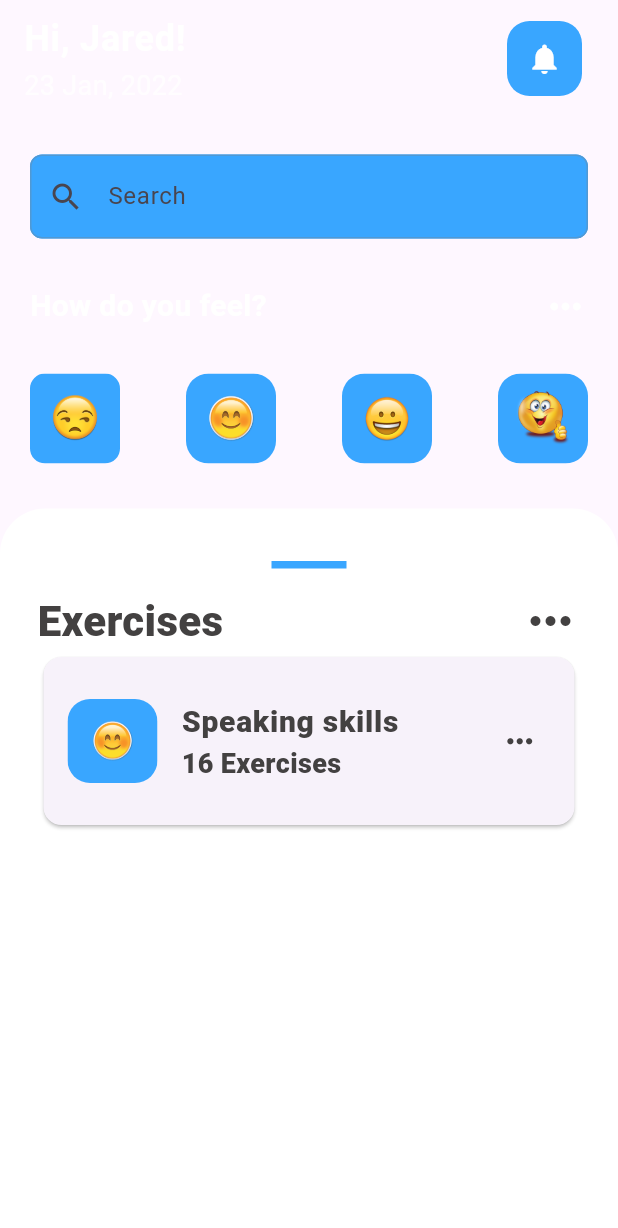
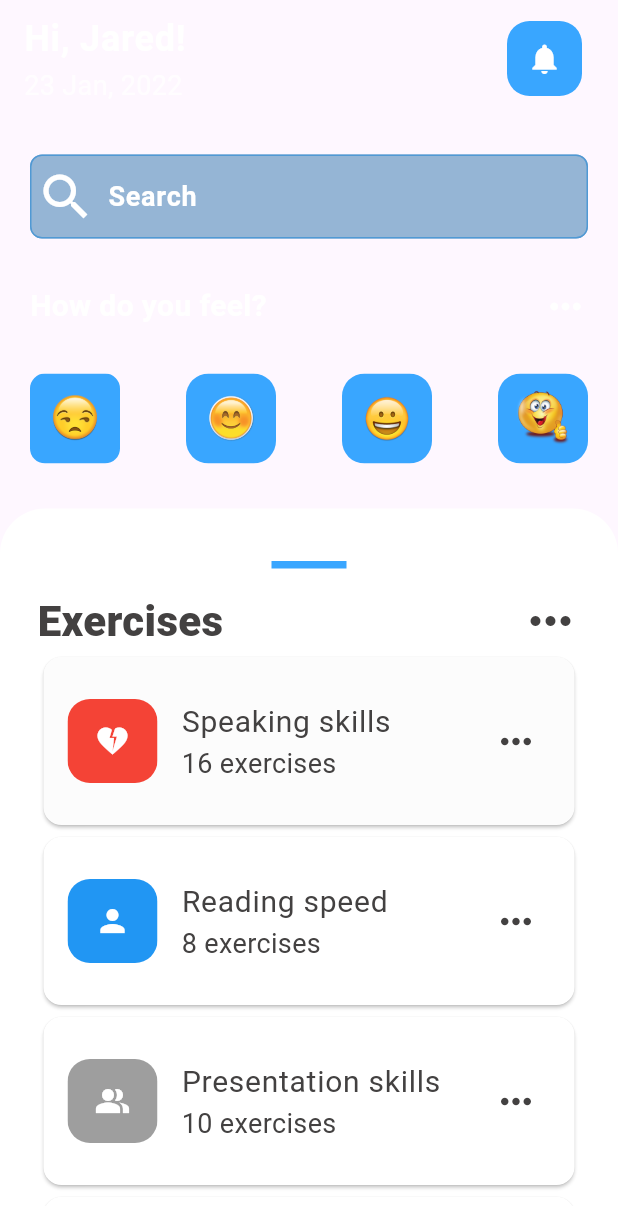
Before and after one commit to Lizdev-05/on_boarding, a Flutter app: the LoginPage widget shown alone on an empty page, opened directly, on a phone screen of 412 x 824 dp. Shown: the top 1228 px of the screen. Run offline on Flutter 3.47's test engine with Material 3 defaults, Android fonts, the phone set to English and light mode, and no system bars; our stand-ins replace google_fonts; network calls fail.

Commit message:
Complete onboarding

```diff
--- /dev/null
+++ b/lib/authentication/authentication_app.dart
@@ -0,0 +1,27 @@
+import 'package:flutter/material.dart';
+import 'package:on_bord/authentication/login_page.dart';
+
+class AuthenticationApp extends StatelessWidget {
+  const AuthenticationApp({super.key});
+
+  @override
+  Widget build(BuildContext context) {
+    return MaterialApp(
+      debugShowCheckedModeBanner: false,
+      home: Scaffold(
+        backgroundColor: Color.fromARGB(255, 33, 109, 171),
+        // bottomNavigationBar: BottomNavigationBar(
+        //   // Use BottomNavigationBar here
+        //   items: const <BottomNavigationBarItem>[
+        //     BottomNavigationBarItem(icon: Icon(Icons.home), label: "Home"),
+        //     BottomNavigationBarItem(icon: Icon(Icons.home), label: "Home"),
+        //     BottomNavigationBarItem(icon: Icon(Icons.home), label: "Home"),
+        //   ],
+        // ),
+        body: const SafeArea(child: LoginPage()),
+      ),
+    );
+
+    // return const LoginPage();
+  }
+}
--- a/lib/authentication/login_app.dart
+++ /dev/null
@@ -1,25 +0,0 @@
-import 'package:flutter/material.dart';
-import 'package:on_bord/authentication/login_page.dart';
-
-class LoginApp extends StatelessWidget {
-  const LoginApp({super.key});
-
-  @override
-  Widget build(BuildContext context) {
-    return MaterialApp(
-      debugShowCheckedModeBanner: false,
-      home: Scaffold(
-        backgroundColor: const Color.fromARGB(255, 8, 120, 212),
-        bottomNavigationBar: BottomNavigationBar(
-          // Use BottomNavigationBar here
-          items: const <BottomNavigationBarItem>[
-            BottomNavigationBarItem(icon: Icon(Icons.home), label: "Home"),
-            BottomNavigationBarItem(icon: Icon(Icons.home), label: "Home"),
-            BottomNavigationBarItem(icon: Icon(Icons.home), label: "Home"),
-          ],
-        ),
-        body: const SafeArea(child: LoginPage()),
-      ),
-    );
-  }
-}
--- a/lib/authentication/login_page.dart
+++ b/lib/authentication/login_page.dart
@@ -8,7 +8,82 @@ class LoginPage extends StatefulWidget {
   State<LoginPage> createState() => _LoginPageState();
 }
 
+class FeedItem {
+  final String title;
+  final String subtitle;
+  final IconData icons;
+  final Color? color;
+  final Color? iconsColor;
+
+  FeedItem({
+    required this.title,
+    required this.subtitle,
+    required this.icons,
+    required this.color,
+    required this.iconsColor,
+  });
+}
+
 class _LoginPageState extends State<LoginPage> {
+  List<FeedItem> feedItems = [
+    FeedItem(
+      title: "Speaking skills",
+      subtitle: "16 exercises",
+      icons: Icons.heart_broken,
+      iconsColor: Colors.red,
+      color: Color.fromARGB(255, 252, 252, 252),
+    ),
+    FeedItem(
+      title: "Reading speed",
+      subtitle: "8 exercises",
+      icons: Icons.person,
+      iconsColor: Colors.blue,
+      color: Colors.white,
+    ),
+    FeedItem(
+      title: "Presentation skills",
+      subtitle: "10 exercises",
+      icons: Icons.people_alt,
+      iconsColor: Colors.grey,
+      color: Colors.white,
+    ),
+    FeedItem(
+      title: "Coding skills",
+      subtitle: "12 coding challenged",
+      icons: Icons.laptop,
+      iconsColor: Color.fromARGB(255, 50, 78, 27),
+      color: Colors.white,
+    ),
+    FeedItem(
+      title: "Speaking skills",
+      subtitle: "16 exercises",
+      icons: Icons.heart_broken,
+      iconsColor: Colors.red,
+      color: Colors.white,
+    ),
+    FeedItem(
+      title: "Reading speed",
+      subtitle: "8 exercises",
+      icons: Icons.person,
+      iconsColor: Colors.blue,
+      color: Colors.white,
+    ),
+    FeedItem(
+      title: "Presentation skills",
+      subtitle: "10 exercises",
+      icons: Icons.people_alt,
+      iconsColor: Colors.grey,
+      color: Colors.white,
+    ),
+    FeedItem(
+      title: "Coding skills",
+      subtitle: "12 coding challenged",
+      icons: Icons.laptop,
+      iconsColor: Color.fromARGB(255, 50, 78, 27),
+      color: Colors.white,
+    ),
+  ];
+
   @override
   Widget build(BuildContext context) {
     return Column(
@@ -47,9 +122,17 @@ class _LoginPageState extends State<LoginPage> {
           child: TextField(
             decoration: InputDecoration(
               filled: true,
-              fillColor: Color.fromARGB(255, 57, 166, 255),
-              prefixIcon: Icon(Icons.search),
+              fillColor: Color.fromARGB(137, 59, 124, 177),
+              prefixIcon: Icon(
+                Icons.search,
+                color: Colors.white,
+                size: 40,
+              ),
               labelText: "Search",
+              labelStyle: TextStyle(
+                  color: Colors.white,
+                  fontSize: 18,
+                  fontWeight: FontWeight.bold),
               enabledBorder: OutlineInputBorder(
                 borderSide: BorderSide(
                   color: Color.fromARGB(255, 80, 153, 212),
@@ -65,7 +148,7 @@ class _LoginPageState extends State<LoginPage> {
           height: 30,
         ),
         Padding(
-          padding: EdgeInsets.symmetric(horizontal: 20),
+          padding: const EdgeInsets.symmetric(horizontal: 20),
           child: Row(
             mainAxisAlignment: MainAxisAlignment.spaceBetween,
             children: [
@@ -89,14 +172,14 @@ class _LoginPageState extends State<LoginPage> {
           height: 30,
         ),
         Padding(
-          padding: EdgeInsets.symmetric(horizontal: 20),
+          padding: const EdgeInsets.symmetric(horizontal: 20),
           child: Row(
             mainAxisAlignment: MainAxisAlignment.spaceBetween,
             children: [
               ClipRRect(
                 borderRadius: BorderRadius.circular(10),
                 child: Container(
-                  padding: EdgeInsets.all(14),
+                  padding: const EdgeInsets.all(14),
                   height: 60,
                   width: 60,
                   color: const Color.fromARGB(255, 57, 166, 255),
@@ -108,7 +191,7 @@ class _LoginPageState extends State<LoginPage> {
               ClipRRect(
                 borderRadius: BorderRadius.circular(15),
                 child: Container(
-                  padding: EdgeInsets.all(14),
+                  padding: const EdgeInsets.all(14),
                   height: 60,
                   width: 60,
                   color: const Color.fromARGB(255, 57, 166, 255),
@@ -118,7 +201,7 @@ class _LoginPageState extends State<LoginPage> {
               ClipRRect(
                 borderRadius: BorderRadius.circular(15),
                 child: Container(
-                  padding: EdgeInsets.all(3),
+                  padding: const EdgeInsets.all(3),
                   height: 60,
                   width: 60,
                   color: const Color.fromARGB(255, 57, 166, 255),
@@ -128,7 +211,7 @@ class _LoginPageState extends State<LoginPage> {
               ClipRRect(
                 borderRadius: BorderRadius.circular(15),
                 child: Container(
-                  padding: EdgeInsets.all(8),
+                  padding: const EdgeInsets.all(8),
                   height: 60,
                   width: 60,
                   color: const Color.fromARGB(255, 57, 166, 255),
@@ -154,7 +237,7 @@ class _LoginPageState extends State<LoginPage> {
             child: Column(
               children: [
                 Container(
-                    margin: EdgeInsets.symmetric(vertical: 15),
+                  margin: const EdgeInsets.symmetric(vertical: 15),
                   height: 5,
                   width: 50,
                   color: const Color.fromARGB(255, 57, 166, 255),
@@ -165,7 +248,7 @@ class _LoginPageState extends State<LoginPage> {
                     Text(
                       "Exercises",
                       style: GoogleFonts.roboto(
-                            color: Color.fromARGB(255, 67, 65, 65),
+                          color: const Color.fromARGB(255, 67, 65, 65),
                           fontSize: 28,
                           fontWeight: FontWeight.w800),
                     ),
@@ -177,48 +260,113 @@ class _LoginPageState extends State<LoginPage> {
                     ),
                   ],
                 ),
-                  Card(
+
+                // Expanded(
+                //   child: Container(
+                //     color: Colors.black,
+                //     height: 300,
+                //     child: ListView.builder(
+                //       itemCount: feedItems.length,
+                //       itemBuilder: (context, index) {
+                //         FeedItem item = feedItems[index];
+                //         Card(
+                //           color: Colors.white,
+                //           child: Padding(
+                //             padding: const EdgeInsets.symmetric(vertical: 20),
+                //             child: ListTile(
+                // leading: ClipRRect(
+                //   borderRadius: BorderRadius.circular(15),
+                //   child: Container(
+                //     padding: const EdgeInsets.all(14),
+                //     height: 80,
+                //     width: 60,
+                //     color:
+                //         const Color.fromARGB(255, 57, 166, 255),
+                //     child: Image.asset("images/fine.png"),
+                //   ),
+                // ),
+                //               title: Text(
+                //                 item.title,
+                //                 style: GoogleFonts.roboto(
+                //                     color:
+                //                         const Color.fromARGB(255, 67, 65, 65),
+                //                     fontSize: 20,
+                //                     fontWeight: FontWeight.w800),
+                //               ),
+                //               subtitle: Text(
+                //                 item.subtitle,
+                //                 style: GoogleFonts.roboto(
+                //                     color:
+                //                         const Color.fromARGB(255, 67, 65, 65),
+                //                     fontSize: 18,
+                //                     fontWeight: FontWeight.w800),
+                //               ),
+                //               trailing: const Icon(
+                //                 Icons.more_horiz_outlined,
+                //                 color: Color.fromARGB(255, 67, 65, 65),
+                //                 size: 25,
+                //               ),
+                //             ),
+                //           ),
+                //         );
+                //       },
+                //     ),
+                //   ),
+                // )
+
+                Expanded(
+                  child: ListView.builder(
+                    itemCount: feedItems.length,
+                    // physics: const NeverScrollableScrollPhysics(),
+                    // shrinkWrap: true,
+                    itemBuilder: (BuildContext context, int position) {
+                      FeedItem item = feedItems[position];
+                      return Card(
+                        color: item.color ?? Colors.white,
                         child: Padding(
                           padding: const EdgeInsets.symmetric(vertical: 20),
                           child: ListTile(
                             leading: ClipRRect(
                               borderRadius: BorderRadius.circular(15),
                               child: Container(
-                            padding: EdgeInsets.all(14),
+                                padding: const EdgeInsets.all(14),
                                 height: 80,
                                 width: 60,
-                            color: const Color.fromARGB(255, 57, 166, 255),
-                            child: Image.asset("images/fine.png"),
+                                color: item.iconsColor,
+                                child: Icon(
+                                  item.icons,
+                                  color: Colors.white,
+                                ),
                               ),
                             ),
                             title: Text(
-                          "Speaking skills",
+                              item.title,
                               style: GoogleFonts.roboto(
                                 color: Color.fromARGB(255, 67, 65, 65),
                                 fontSize: 20,
-                              fontWeight: FontWeight.w800),
+                              ),
                             ),
                             subtitle: Text(
-                          "16 Exercises",
+                              item.subtitle,
                               style: GoogleFonts.roboto(
                                   color: Color.fromARGB(255, 67, 65, 65),
-                              fontSize: 18,
-                              fontWeight: FontWeight.w800),
+                                  fontSize: 18),
                             ),
                             trailing: const Icon(
-                          Icons.more_horiz_outlined,
+                              Icons.more_horiz,
                               color: Color.fromARGB(255, 67, 65, 65),
-                          size: 25,
-                          weight: 800,
+                              size: 30,
                             ),
                           ),
+                        ),
+                      );
+                    },
                   ),
                 )
               ],
             ),
           ),
-          ),
-        )
+        )),
       ],
     );
   }
--- a/lib/music_home_page.dart
+++ b/lib/music_home_page.dart
@@ -1,7 +1,8 @@
 import 'package:flutter/material.dart';
+import 'package:on_bord/authentication/authentication_app.dart';
 import 'package:on_bord/habit_list_app.dart';
 import 'package:on_bord/music_app.dart';
-import 'package:on_bord/my_app.dart';
+
 import 'package:on_bord/tidy_me_app.dart';
 
 class MusicHomePage extends StatefulWidget {
@@ -18,22 +19,23 @@ class _MusicHomePageState extends State<MusicHomePage> {
     const MusicApp(),
     const TidyMeApp(),
     const HabitListApp(),
-    const MyApp()
+    const AuthenticationApp(),
   ];
   @override
   Widget build(BuildContext context) {
     return MaterialApp(
+      debugShowCheckedModeBanner: false,
       home: Scaffold(
         backgroundColor: Colors.black,
         bottomNavigationBar: BottomNavigationBar(
           items: const [
             BottomNavigationBarItem(icon: Icon(Icons.home), label: "Home"),
             BottomNavigationBarItem(
-                icon: Icon(Icons.card_travel), label: "Payment"),
+                icon: Icon(Icons.card_travel), label: "TidyMe"),
             BottomNavigationBarItem(
-                icon: Icon(Icons.notifications), label: "Notification"),
+                icon: Icon(Icons.notifications), label: "Habit"),
             BottomNavigationBarItem(
-                icon: Icon(Icons.settings), label: "Settings"),
+                icon: Icon(Icons.settings), label: "OnBoard"),
           ],
           type: BottomNavigationBarType.fixed,
           selectedItemColor: Color.fromARGB(255, 16, 135, 233),
@@ -44,20 +46,20 @@ class _MusicHomePageState extends State<MusicHomePage> {
             });
           },
         ),
-        appBar: AppBar(
-          leadingWidth: 150,
-          backgroundColor: Colors.black,
-          leading: const Padding(
-            padding: EdgeInsets.symmetric(horizontal: 16),
-            child: Text(
-              "Tracks",
-              style: TextStyle(
-                  color: Colors.white,
-                  fontSize: 30,
-                  fontWeight: FontWeight.w500),
-            ),
-          ),
-        ),
+        // appBar: AppBar(
+        //   leadingWidth: 150,
+        //   // backgroundColor: Colors.black,
+        //   leading: const Padding(
+        //     padding: EdgeInsets.symmetric(horizontal: 16),
+        //     child: Text(
+        //       "Tracks",
+        //       style: TextStyle(
+        //           color: Colors.white,
+        //           fontSize: 30,
+        //           fontWeight: FontWeight.w500),
+        //     ),
+        //   ),
+        // ),
         body: pages[activeIndex],
       ),
     );
```
Lines whose indentation alone changed are shown as unchanged.
